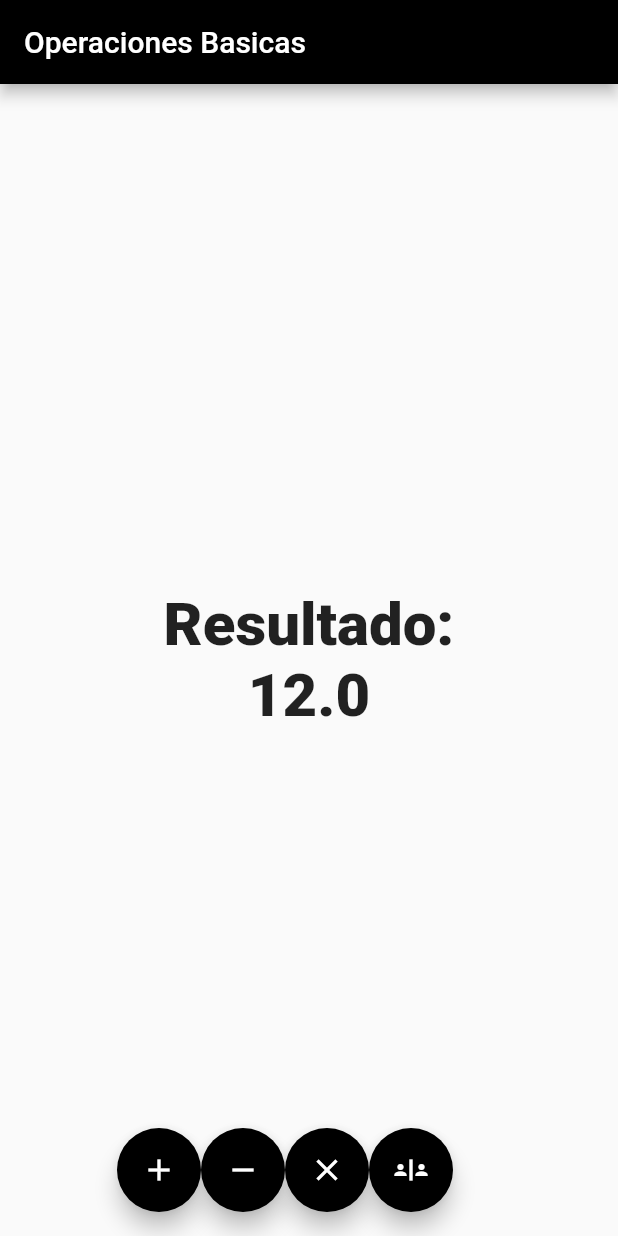
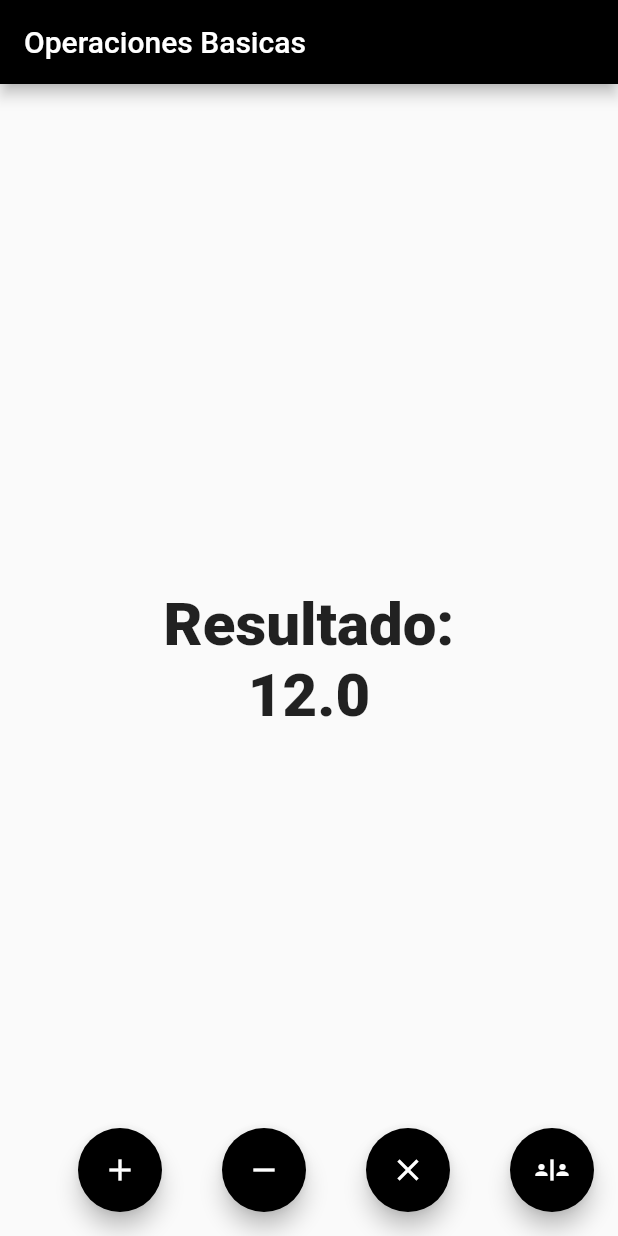
Before and after one commit to ccbaide86/FlutterTareaI, a Flutter app: the screen it shows after launch, after a tap on the "add" icon, on a phone screen of 412 x 824 dp. Run offline on Flutter 3.47's test engine with Material 2 defaults, Android fonts, the phone set to English and light mode, and no system bars.

Commit message:
FlutterTareaIAct3

```diff
--- a/lib/main.dart
+++ b/lib/main.dart
@@ -2,13 +2,14 @@ import 'package:flutter/material.dart';
 import 'package:flutter_application_1/pages/home_page.dart';
 
 void main (){
-  runApp(MyApp());
+  runApp(const MyApp());
 }
 
 class MyApp extends StatelessWidget {
+  const MyApp({super.key});
   @override
   Widget build(BuildContext context){
-    return MaterialApp(
+    return const MaterialApp(
       debugShowCheckedModeBanner: false,
       home: HomePage(),
     );
--- a/lib/pages/home_page.dart
+++ b/lib/pages/home_page.dart
@@ -28,28 +28,30 @@ class _HomePageState extends State<HomePage> {
           children:[
             Text('Resultado:',style: estiloso),
             Text('$cont',style: estiloso),
-
           ]
         ),
       ),
       floatingActionButton: Row(
-        mainAxisAlignment: MainAxisAlignment.center,
+        mainAxisAlignment: MainAxisAlignment.end,
         children: [
           FloatingActionButton(
             backgroundColor: Colors.black,
             onPressed: sumar,
             child: const Icon(Icons.add),
             ),
+            const SizedBox(width: 40),
             FloatingActionButton(
             backgroundColor: Colors.black,
             onPressed: restar,
             child: const Icon(Icons.remove),
             ),
+            const SizedBox(width: 40),
             FloatingActionButton(
             backgroundColor: Colors.black,
             onPressed: multiplicar,
             child: const Icon(Icons.clear),
             ),
+            const SizedBox(width: 40),
             FloatingActionButton(
             backgroundColor: Colors.black,
             onPressed: dividir,
```
